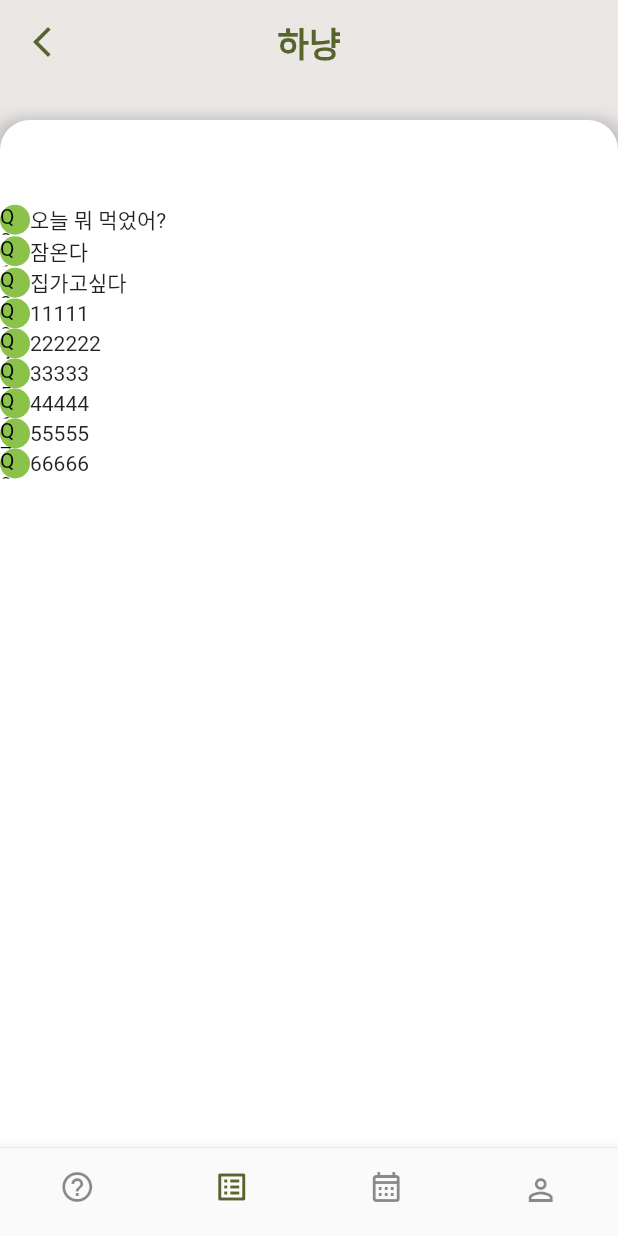
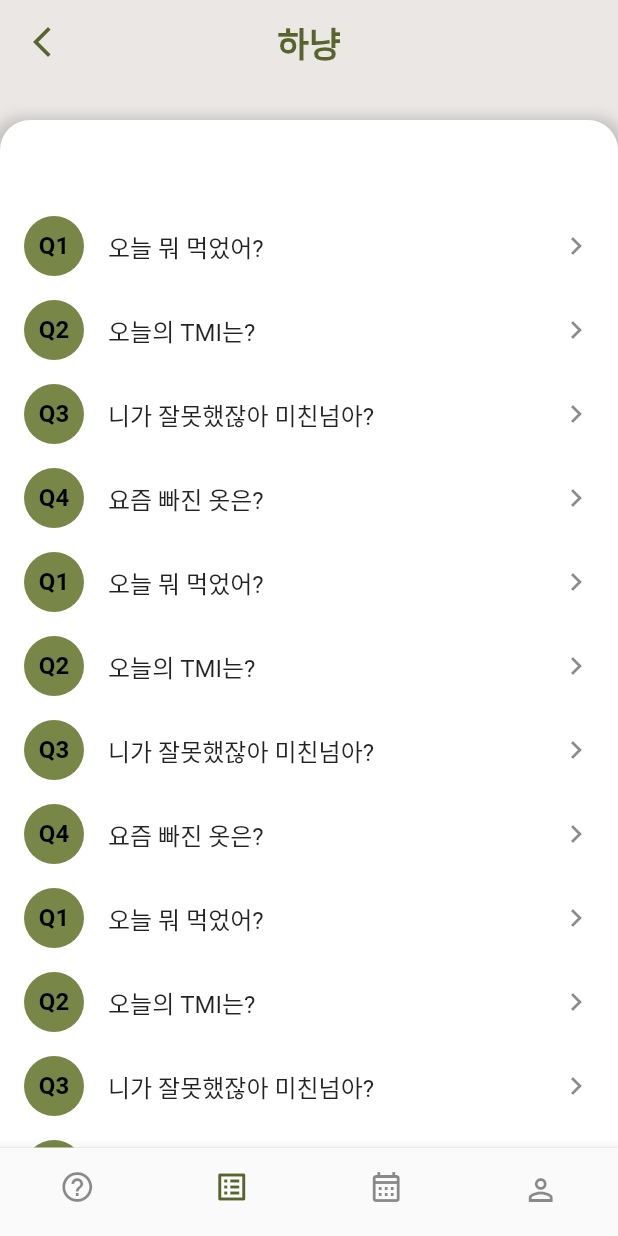
Before and after one commit to cej3827/ummmm, a Flutter app: the screen it shows after launch, item 2 of the bottom bar chosen, on a phone screen of 412 x 824 dp. Run offline on Flutter 3.47's test engine with Material 2 defaults, Android fonts, the phone set to English and light mode, and no system bars; our stand-ins replace timer_builder; Roboto replaces fonts that are missing (cafe).

Commit message:
[front] 질문리스트 수정

```diff
--- a/newflutter/lib/questionlist.dart
+++ b/newflutter/lib/questionlist.dart
@@ -1,4 +1,43 @@
 import 'package:flutter/material.dart';
+
+class Contact{
+  String title;
+  String num;
+  //IconData icon;
+  Contact(this.title, this.num);
+}
+
+List<Contact> buildContacts(){
+  List<Contact> contacts = [];
+  contacts.add(Contact('오늘 뭐 먹었어?', 'Q1',));
+  contacts.add(Contact('오늘의 TMI는?', 'Q2',));
+  contacts.add(Contact('니가 잘못했잖아 미친넘아?','Q3',));
+  contacts.add(Contact('요즘 빠진 옷은?', 'Q4',));
+
+  return contacts;
+}
+
+List<ListTile> showContacts(){
+  List colors = [Color(0xFF788648), Color(0xFFFFA84E),];
+  List<Contact> contacts = buildContacts();
+  for(int i = 0; i<20; i++){
+    contacts.addAll(buildContacts());
+  }
+  List<ListTile> list = [];
+  for(var contact in contacts) {
+    list.add(ListTile(
+      title: Text(contact.title),
+      //subtitle: Text(contact.subtitle),
+      leading: CircleAvatar(backgroundColor: Color(0xFF788648),
+        child: Text(contact.num, style: TextStyle(color: Colors.black, fontWeight: FontWeight.bold),)
+        //backgroundColor: colors[colors.length%2],
+      ),
+      trailing: const Icon(Icons.keyboard_arrow_right),
+      onTap: () => true,
+    ));
+  }
+  return list;
+}
 
 class qlist extends StatelessWidget {
   qlist({Key? key}) : super(key: key);
@@ -15,10 +54,32 @@ class qlist extends StatelessWidget {
     '66666'
   ];
 
+  Widget createSingleBox(int position){
+    List colors = [Colors.amberAccent, Colors.deepOrangeAccent, Colors.deepPurple, Colors.lightGreen, Colors.lightBlue];
+    Container box = Container(
+        color: colors[position%5],
+        width: 100.0,
+        height: 100.0,
+        child: Text(position.toString())
+    );
+    return box;
+  }
+
+  Widget createSeparator(int position){
+    Widget separator = Container(
+      height: 10, color: Colors.black,
+    );
+    return separator;
+  }
+
   //var answers = ['1', '2', '3', '4', '5','6', '7', '8', '9',];
   @override
   Widget build(BuildContext context) {
+    final sizeX = MediaQuery.of(context).size.width;
+    final sizeY = MediaQuery.of(context).size.height;
     return Container(
+      width: sizeX,
+      height: sizeY,
       decoration: BoxDecoration(color: Color(0xFFEAE7E5)),
       child: Container(
         margin: EdgeInsets.fromLTRB(0, 80, 0, 0),
@@ -35,24 +96,8 @@ class qlist extends StatelessWidget {
               topLeft: Radius.circular(20),
               topRight: Radius.circular(20),
             )),
-        child: ListView.builder(
-          itemCount: questions.length,
-          itemBuilder: (BuildContext context, int index) {
-            return Row(
-              children: [
-                Container(
-                  width: 20,
-                  height: 20,
-                  child: Text('Q ${index}',style: TextStyle(color: Colors.black),),
-                  decoration: BoxDecoration(
-                    color: Colors.lightGreen,
-                      borderRadius: BorderRadius.circular(30)
-                  ),
-                ),
-                Text(questions[index])],
-            );
-          },
-        ),
+
+        child: ListView(children: showContacts(),)
       ),
     );
   }
```
